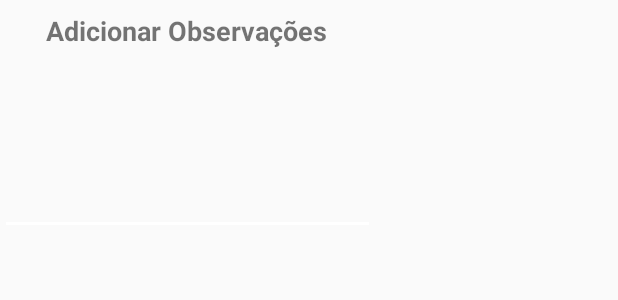
After one commit to arthurmazer/agromonitoramento, an Android app: the layout dialog_notes.xml on its own in the app's theme, with its tools: preview values and no code run, on a phone screen of 412 x 824 dp. The commit adds this screen. Shown: the top 300 px of the screen. Run offline under Robolectric (Android 15) with nearby library versions, the phone set to English and light mode, and no system bars.

```diff
--- a/app/build.gradle
+++ b/app/build.gradle
@@ -46,6 +46,7 @@ dependencies {
     implementation 'com.github.florent37:materialtextfield:1.0.7'
     implementation 'com.google.firebase:firebase-database:11.8.0'
     implementation 'com.google.firebase:firebase-auth:11.8.0'
+    compile 'com.tom_roush:pdfbox-android:1.8.10.0'
     implementation project(':jxl')
 }
 
--- a/app/src/main/java/com/greenlab/agromonitor/CreateVariables.java
+++ b/app/src/main/java/com/greenlab/agromonitor/CreateVariables.java
@@ -117,6 +117,11 @@ public class CreateVariables extends BaseActivity {
 
                 getDataFromStepVar();
                 if (checkObligatoryFields()){
+                    //default values
+                    if ( project.getCultureType() == Constants.PROJECT_TYPE_CANA_DE_ACUCAR)
+                        project.setAreaAmostral(10);
+                    else
+                        project.setAreaAmostral(2);
                     saveProject(project);
                 }
 
--- a/app/src/main/java/com/greenlab/agromonitor/DbManager.java
+++ b/app/src/main/java/com/greenlab/agromonitor/DbManager.java
@@ -41,6 +41,7 @@ public abstract class DbManager extends RoomDatabase{
             Log.d("aqui", "instancia nulla");
             instance = Room.databaseBuilder(ctx, DbManager.class, Constants.DB_NAME)
                     .addMigrations(MIGRATION_5_6,MIGRATION_6_7,MIGRATION_8_9)
+                    .fallbackToDestructiveMigration()
                     .build();
             instance.populateInitialData();
         }
--- a/app/src/main/java/com/greenlab/agromonitor/fragments/SpreadsheetFragment.java
+++ b/app/src/main/java/com/greenlab/agromonitor/fragments/SpreadsheetFragment.java
@@ -73,7 +73,7 @@ public class SpreadsheetFragment extends Fragment implements GetSpreadsheetValue
         recyclerSpreadsheet = mView.findViewById(R.id.recycler_spreadsheet);
         spreadsheetAdapter = new SpreadsheetAdapter(spreadsheetList);
         recyclerSpreadsheet.setHasFixedSize(true);
-        GridLayoutManager manager = new GridLayoutManager(this.mActivity, 6);
+        GridLayoutManager manager = new GridLayoutManager(this.mActivity, 5);
         manager.setSpanSizeLookup(new GridLayoutManager.SpanSizeLookup() {
             @Override
             public int getSpanSize(int position) {
@@ -81,7 +81,7 @@ public class SpreadsheetFragment extends Fragment implements GetSpreadsheetValue
                     case PRODUCT_VALUE:
                         return 1;
                     case CATEGORY:
-                        return 6;
+                        return 5;
                     default:
                         return 1;
                 }
--- a/app/src/main/java/com/greenlab/agromonitor/utils/Constants.java
+++ b/app/src/main/java/com/greenlab/agromonitor/utils/Constants.java
@@ -38,8 +38,8 @@ public class Constants {
     public static final int PROJECT_TYPE_ALGODAO = 5;
 
 
-    public static final int KILO_HECTARE = 0;
-    public static final int TONELADA_HECTARE = 1;
+    public static final int KILO = 0;
+    public static final int GRAMA = 1;
 
     public static final int TURNO_DIURNO = 0;
     public static final int TURNO_NOTURNO = 1;
--- a/app/src/main/res/layout/dialog_choose_variable.xml
+++ b/app/src/main/res/layout/dialog_choose_variable.xml
@@ -3,7 +3,7 @@
     xmlns:android="http://schemas.android.com/apk/res/android"
     xmlns:tools="http://schemas.android.com/tools"
     android:layout_width="250dp"
-    android:layout_height="150dp"
+    android:layout_height="180dp"
     tools:context="com.greenlab.agromonitor.dialog.DialogChooseVariable">
 
 
@@ -26,6 +26,8 @@
         android:layout_marginStart="8dp"
         android:layout_marginLeft="8dp"
         android:layout_marginTop="16dp"
+        android:scrollbars="vertical"
+        android:fadeScrollbars="false"
         android:layout_below="@id/dialog_title"
         />
 
--- /dev/null
+++ b/app/src/main/res/layout/dialog_notes.xml
@@ -0,0 +1,28 @@
+<?xml version="1.0" encoding="utf-8"?>
+<RelativeLayout
+    xmlns:android="http://schemas.android.com/apk/res/android"
+    android:layout_width="250dp"
+    android:layout_height="180dp"
+    >
+
+    <TextView
+        android:id="@+id/dialog_notes_title"
+        android:text="@string/dialog_notes_title"
+        android:textSize="18sp"
+        android:textStyle="bold"
+        android:layout_centerHorizontal="true"
+        android:layout_width="wrap_content"
+        android:layout_height="wrap_content"
+        android:layout_marginTop="8dp"
+        android:layout_marginStart="8dp"
+        android:layout_marginLeft="8dp" />
+
+    <EditText
+        android:layout_below="@id/dialog_notes_title"
+        android:id="@+id/edit_text"
+        android:layout_marginTop="4dp"
+        android:layout_width="match_parent"
+        android:layout_height="120dp"
+        android:inputType="text|textMultiLine" />
+
+</RelativeLayout>
--- a/app/src/main/res/layout/item_choose_variable.xml
+++ b/app/src/main/res/layout/item_choose_variable.xml
@@ -4,7 +4,7 @@
     xmlns:android="http://schemas.android.com/apk/res/android"
     android:layout_width="match_parent"
     android:layout_height="30dp"
-    android:layout_marginBottom="4dp">
+    android:layout_marginBottom="8dp">
 
     <TextView
         android:id="@+id/variable"
@@ -13,6 +13,7 @@
         android:textStyle="bold"
         android:layout_centerVertical="true"
         android:layout_marginStart="8dp"
+
         android:layout_width="wrap_content"
         android:layout_height="wrap_content"
         android:layout_centerHorizontal="true"
--- a/app/src/main/res/values/strings.xml
+++ b/app/src/main/res/values/strings.xml
@@ -98,6 +98,7 @@
     <string name="duplicated_variable">Já existe uma variável com este nome</string>
 
     <string name="dialog_select_variable">Selectione a variável</string>
+    <string name="dialog_notes_title">Adicionar Observações</string>
 
     <string name="generate_excel">Gerar Planiha</string>
     <string name="generate_report">Gerar Relatório</string>
```
Also changed, not shown: app/src/main/java/com/greenlab/agromonitor/HomeActivity.java (+92 -1 lines), app/src/main/java/com/greenlab/agromonitor/LineChartActivity.java (+86 -13 lines), app/src/main/java/com/greenlab/agromonitor/dialog/DialogNotes.java (added, +28 -0 lines).
